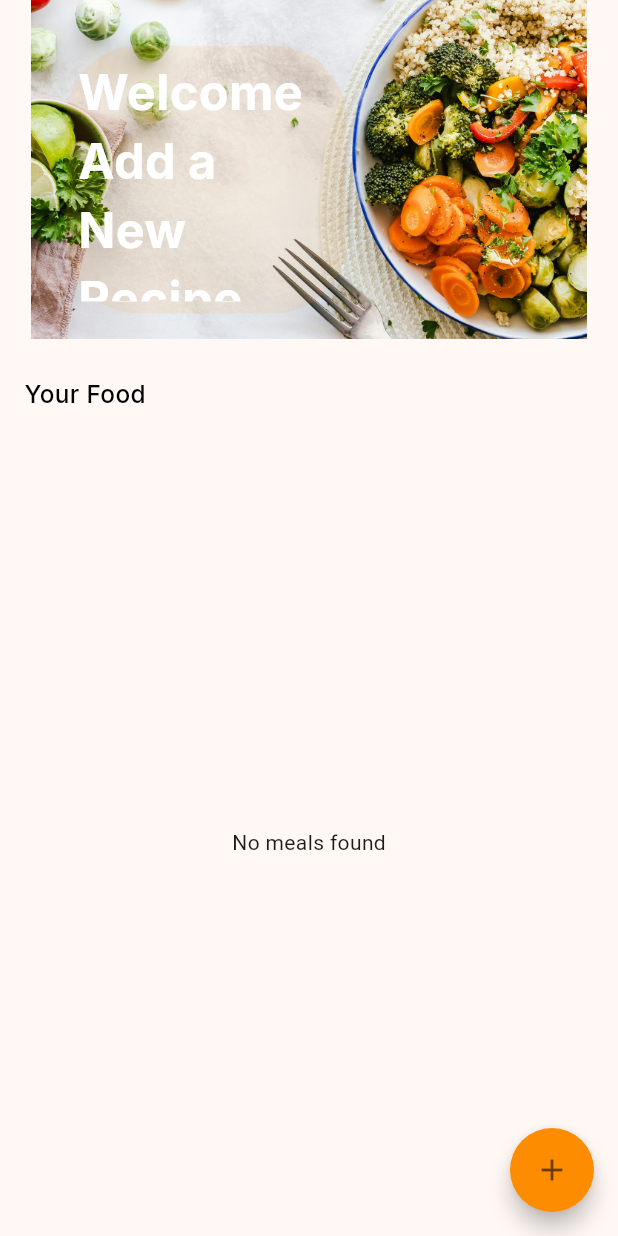
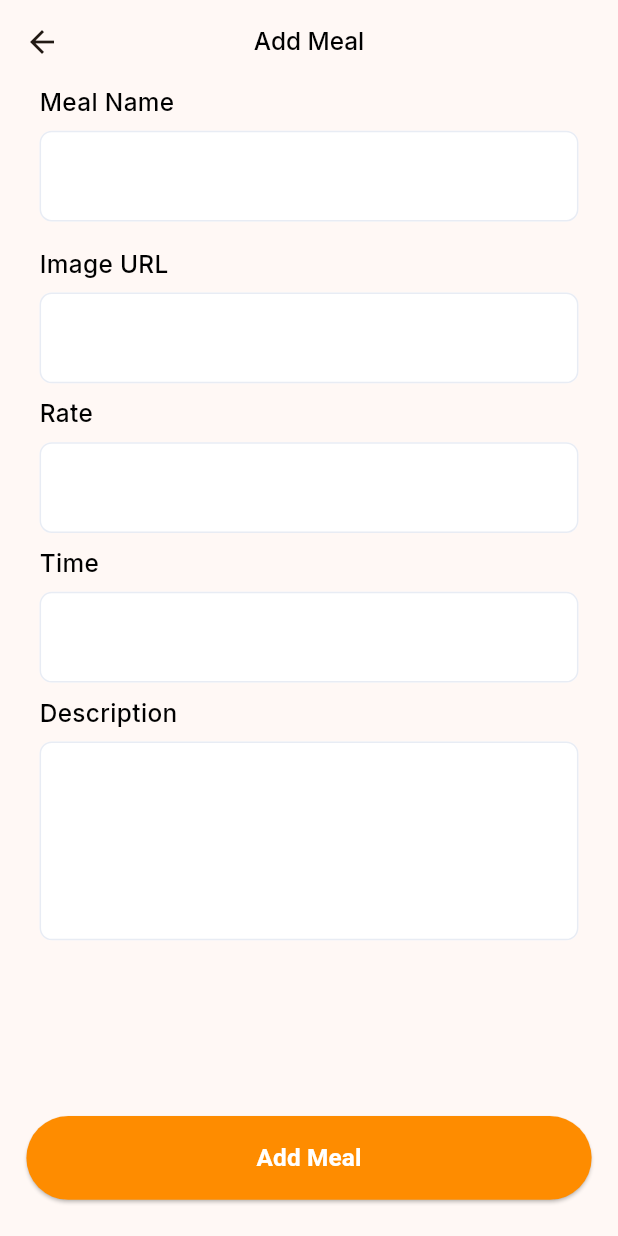
Before and after one commit to Freddyyyr/meals, a Flutter app: the HomeScreen screen opened by its route, after a tap on the "add" icon, on a phone screen of 412 x 824 dp. Run offline on Flutter 3.47's test engine with Material 3 defaults, Android fonts, the phone set to English and light mode, and no system bars; our stand-ins replace cached_network_image, carousel_slider, dots_indicator, flutter_screenutil, go_router, google_fonts and 2 more; accounts and stored records are empty.

Commit message:
Add Meal

```diff
--- a/lib/core/routing/router_generation_config.dart
+++ b/lib/core/routing/router_generation_config.dart
@@ -1,4 +1,5 @@
 import 'package:go_router/go_router.dart';
+import 'package:meals/features/add_meal_screen/add_meal_screen.dart';
 import 'package:meals/features/home_screen/home_screen.dart';
 import 'package:meals/features/onBoarding/onboarding_screen.dart';
 import 'package:meals/core/routing/app_routes.dart';
@@ -23,6 +24,11 @@ class RouterGenerationConfig {
         path: AppRoutes.homeScreen,
         builder: (context, state) => const HomeScreen(),
       ),
+      GoRoute(
+        name: AppRoutes.addMealScreen,
+        path: AppRoutes.addMealScreen,
+        builder: (context, state) => const AddMealScreen(),
+      ),
     ],
   );
 }
--- a/lib/core/widgets/custom_text_field.dart
+++ b/lib/core/widgets/custom_text_field.dart
@@ -9,6 +9,8 @@ class CustomTextField extends StatelessWidget {
   final bool? isPassword;
   final TextEditingController? controller;
   final String? Function(String?)? validator;
+  final int? maxLines;
+  final TextInputType? keyboardType;
 
   const CustomTextField({
     super.key,
@@ -18,6 +20,8 @@ class CustomTextField extends StatelessWidget {
     this.isPassword,
     this.controller,
     this.validator,
+    this.keyboardType,
+    this.maxLines,
   });
 
   @override
@@ -28,8 +32,10 @@ class CustomTextField extends StatelessWidget {
         controller: controller,
         validator: validator,
         autofocus: false,
+        maxLines: maxLines ?? 1,
         obscureText: isPassword ?? false,
         cursorColor: AppColors.primaryColor,
+        keyboardType: keyboardType ?? TextInputType.text,
         decoration: InputDecoration(
           hintText: hintText ?? "",
           hintStyle: TextStyle(
@@ -61,7 +67,7 @@ class CustomTextField extends StatelessWidget {
             borderSide: const BorderSide(color: Colors.red, width: 1),
           ),
           filled: true,
-          fillColor: const Color(0xffF7F8F9),
+          fillColor: Colors.white,
           suffixIcon: suffixIcon,
         ),
       ),
--- /dev/null
+++ b/lib/features/add_meal_screen/add_meal_screen.dart
@@ -0,0 +1,182 @@
+import 'dart:developer';
+
+import 'package:flutter/material.dart';
+import 'package:flutter_screenutil/flutter_screenutil.dart';
+import 'package:go_router/go_router.dart';
+import 'package:meals/core/routing/app_routes.dart';
+import 'package:meals/core/styles/app_colors.dart';
+import 'package:meals/core/styles/app_text_styles.dart';
+import 'package:meals/core/widgets/custom_text_field.dart';
+import 'package:meals/core/widgets/primary_button_widget.dart';
+import 'package:meals/features/home_screen/data/db_helper/db_helper.dart';
+import 'package:meals/features/home_screen/data/models/meal_model.dart';
+
+class AddMealScreen extends StatefulWidget {
+  const AddMealScreen({super.key});
+
+  @override
+  State<AddMealScreen> createState() => _AddMealScreenState();
+}
+
+class _AddMealScreenState extends State<AddMealScreen> {
+  final GlobalKey<FormState> _formKey = GlobalKey<FormState>();
+
+  TextEditingController mealNameController = TextEditingController();
+  TextEditingController imageUrlController = TextEditingController();
+  TextEditingController rateController = TextEditingController();
+  TextEditingController descriptionController = TextEditingController();
+  TextEditingController timeController = TextEditingController();
+
+  DatabaseHelper dbHelper = DatabaseHelper.instance;
+
+  bool isLoading = false;
+
+  @override
+  Widget build(BuildContext context) {
+    return Scaffold(
+      appBar: AppBar(
+        title: Text('Add Meal', style: AppTextStyles.black16Medium),
+        centerTitle: true,
+      ),
+      body: SingleChildScrollView(
+        child: Padding(
+          padding: EdgeInsets.symmetric(horizontal: 24.w),
+          child: Form(
+            key: _formKey,
+            child: isLoading
+                ? SizedBox(
+                    width: double.infinity,
+                    height: MediaQuery.of(context).size.height,
+                    child: Center(
+                      child: SizedBox(
+                        height: 40.sp,
+                        width: 40.sp,
+                        child: const CircularProgressIndicator(
+                          color: AppColors.primaryColor,
+                        ),
+                      ),
+                    ),
+                  )
+                : Column(
+                    crossAxisAlignment: CrossAxisAlignment.start,
+                    children: [
+                      // MARK: Meal Name
+                      Text("Meal Name", style: AppTextStyles.black16Medium),
+                      SizedBox(height: 8.h),
+                      CustomTextField(
+                        controller: mealNameController,
+                        validator: (val) {
+                          if (val!.isEmpty) {
+                            return 'Please enter Meal Name';
+                          } else {
+                            return null;
+                          }
+                        },
+                      ),
+                      SizedBox(height: 16.h),
+                      //MARK: Image URL
+                      Text("Image URL", style: AppTextStyles.black16Medium),
+                      SizedBox(height: 8.h),
+                      CustomTextField(
+                        controller: imageUrlController,
+                        validator: (val) {
+                          if (val!.isEmpty) {
+                            return 'Please enter Image URL';
+                          } else {
+                            return null;
+                          }
+                        },
+                      ),
+                      SizedBox(height: 8.h),
+                      //MARK: Rate
+                      Text("Rate", style: AppTextStyles.black16Medium),
+                      SizedBox(height: 8.h),
+                      CustomTextField(
+                        controller: rateController,
+                        keyboardType: TextInputType.number,
+                        validator: (val) {
+                          if (val!.isEmpty) {
+                            return 'Please enter Rate';
+                          } else {
+                            return null;
+                          }
+                        },
+                      ),
+                      SizedBox(height: 8.h),
+                      //MARK: Time
+                      Text("Time", style: AppTextStyles.black16Medium),
+                      SizedBox(height: 8.h),
+                      CustomTextField(
+                        controller: timeController,
+                        validator: (val) {
+                          if (val!.isEmpty) {
+                            return 'Please enter Time';
+                          } else {
+                            return null;
+                          }
+                        },
+                      ),
+                      SizedBox(height: 8.h),
+                      //MARK: Description
+                      Text("Description", style: AppTextStyles.black16Medium),
+                      SizedBox(height: 8.h),
+                      CustomTextField(
+                        controller: descriptionController,
+                        maxLines: 4,
+                        validator: (val) {
+                          if (val!.isEmpty) {
+                            return 'Please enter Description';
+                          } else if (val.length < 5) {
+                            return 'Description must be at least 5 characters';
+                          }
+                          return null;
+                        },
+                      ),
+                      SizedBox(height: 100.h),
+
+                      //MARK: Save Button
+                    ],
+                  ),
+          ),
+        ),
+      ),
+      floatingActionButtonLocation: FloatingActionButtonLocation.centerFloat,
+      floatingActionButton: isLoading
+          ? SizedBox.shrink()
+          : Padding(
+              padding: EdgeInsets.symmetric(horizontal: 16.w, vertical: 8.h),
+              child: SizedBox(
+                width: double.infinity,
+                height: 55.h,
+                child: PrimaryButtonWidget(
+                  onPress: () {
+                    if (_formKey.currentState!.validate()) {
+                      log(mealNameController.text);
+                      log(imageUrlController.text);
+                      log(rateController.text);
+                      log(descriptionController.text);
+                      log(timeController.text);
+
+                      isLoading = true;
+                      setState(() {});
+                      Meal meal = Meal(
+                        name: mealNameController.text,
+                        imageUrl: imageUrlController.text,
+                        rate: double.parse(rateController.text),
+                        description: descriptionController.text,
+                        time: timeController.text,
+                      );
+                      dbHelper.insertMeal(meal).then((value) {
+                        GoRouter.of(
+                          context,
+                        ).pushReplacementNamed(AppRoutes.homeScreen);
+                      });
+                    } else {}
+                  },
+                  buttonText: "Add Meal",
+                ),
+              ),
+            ),
+    );
+  }
+}
--- a/lib/features/home_screen/home_screen.dart
+++ b/lib/features/home_screen/home_screen.dart
@@ -1,5 +1,7 @@
 import 'package:flutter/material.dart';
 import 'package:flutter_screenutil/flutter_screenutil.dart';
+import 'package:go_router/go_router.dart';
+import 'package:meals/core/routing/app_routes.dart';
 import 'package:meals/core/styles/app_colors.dart';
 import 'package:meals/core/styles/app_text_styles.dart';
 import 'package:meals/features/home_screen/data/db_helper/db_helper.dart';
@@ -14,17 +16,6 @@ class HomeScreen extends StatelessWidget {
 
   @override
   Widget build(BuildContext context) {
-    dbHelper.insertMeal(
-      Meal(
-        name: "Pizza",
-        imageUrl:
-            "https://upload.wikimedia.org/wikipedia/commons/thumb/9/91/Pizza-3007395.jpg/1200px-Pizza-3007395.jpg",
-        description: "Pizza Margerita",
-        time: "40-50",
-        rate: 5,
-      ),
-    );
-
     return SafeArea(
       child: Scaffold(
         body: Column(
@@ -99,7 +90,9 @@ class HomeScreen extends StatelessWidget {
           ],
         ),
         floatingActionButton: FloatingActionButton(
-          onPressed: () {},
+          onPressed: () {
+            GoRouter.of(context).pushNamed(AppRoutes.addMealScreen);
+          },
           shape: const CircleBorder(),
           backgroundColor: AppColors.primaryColor,
 
```
